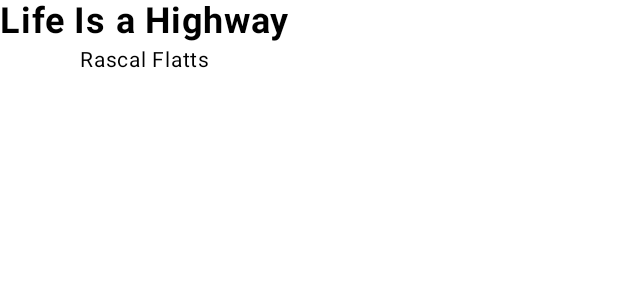
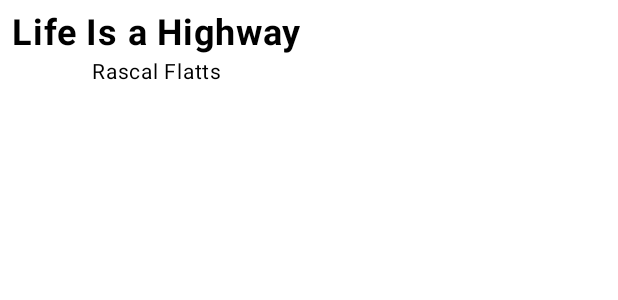
Before and after one commit to sararace/mediaplayer, an Android app built with Jetpack Compose: the @Preview function CurrentlyPlayingPreview, on a phone screen of 412 x 824 dp. Shown: the top 300 px of the screen. Run offline under Robolectric (Android 15) with nearby library versions, the phone set to English and light mode, and no system bars.

Commit message:
Fix padding and max lines on now playing screen

```diff
--- a/app/src/main/java/com/example/mediaplayer/ui/nowplaying/NowPlayingScreen.kt
+++ b/app/src/main/java/com/example/mediaplayer/ui/nowplaying/NowPlayingScreen.kt
@@ -23,6 +23,7 @@ import androidx.compose.ui.Modifier
 import androidx.compose.ui.graphics.vector.ImageVector
 import androidx.compose.ui.res.vectorResource
 import androidx.compose.ui.text.font.FontWeight
+import androidx.compose.ui.text.style.TextOverflow
 import androidx.compose.ui.tooling.preview.Preview
 import androidx.compose.ui.unit.dp
 import androidx.compose.ui.unit.sp
@@ -82,12 +83,14 @@ fun NowPlaying(
 ) {
     Column(
         horizontalAlignment = Alignment.CenterHorizontally,
-        modifier = modifier
+        modifier = modifier.padding(8.dp)
     ) {
         Text(
             text = title,
             fontSize = 24.sp,
-            fontWeight = FontWeight.Bold
+            fontWeight = FontWeight.Bold,
+            maxLines = 1,
+            overflow = TextOverflow.Ellipsis
         )
         Text(
             text = artist,
```
